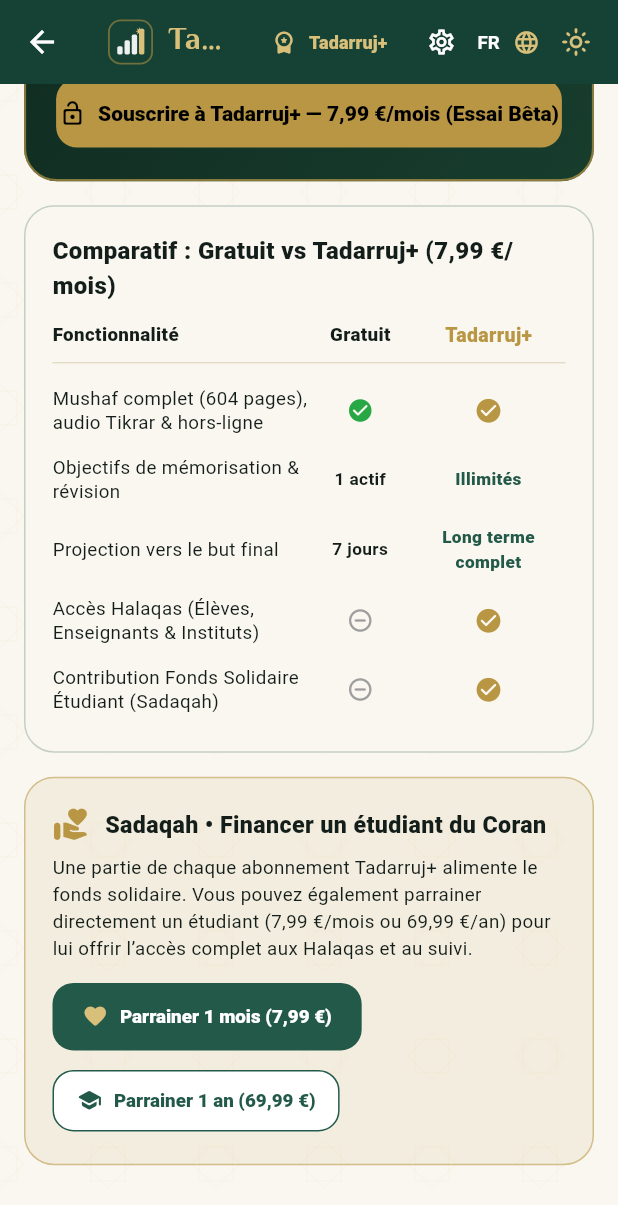
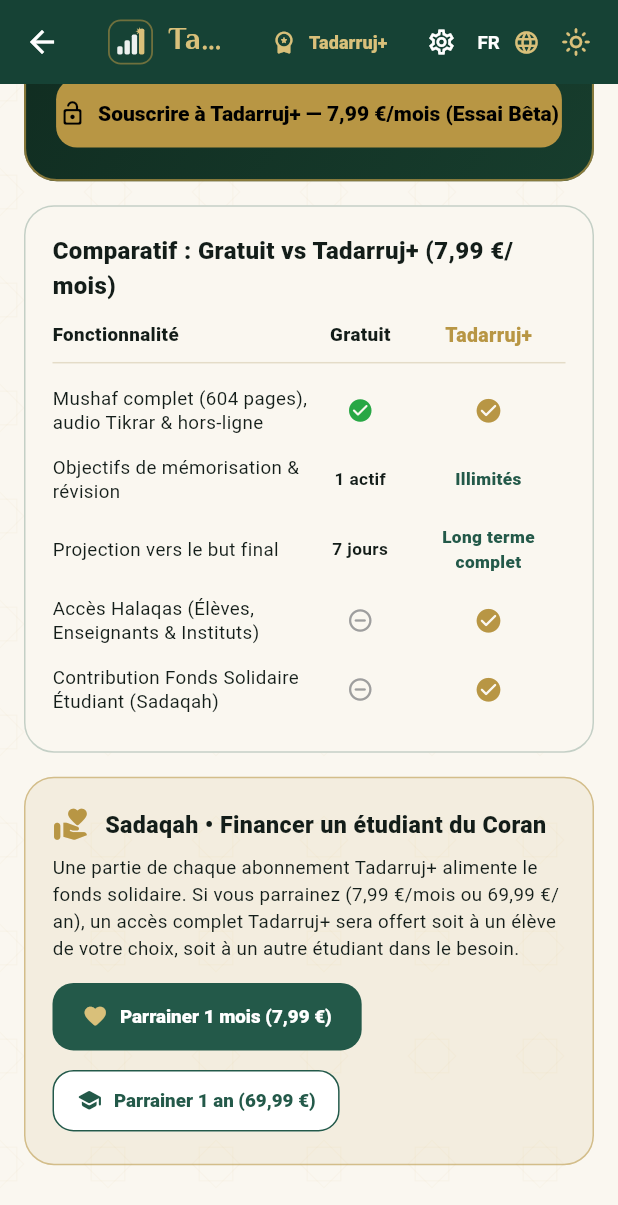
Before and after one commit to Zmoh77/tadarruj, a Flutter app: the PremiumScreen screen opened directly, scrolled down 210 dp, on a phone screen of 412 x 824 dp. Shown: the top 1205 px of the screen. Run offline on Flutter 3.47's test engine with Material 3 defaults, Android fonts, the phone set to English and light mode, and no system bars; our stand-ins replace audioplayers, flutter_riverpod, go_router, google_fonts, hijri, shared_preferences and 1 more; accounts and stored records are empty.

Commit message:
Precise attribution parrainage Sadaqah (eleve au choix ou etudiant dans le besoin)

```diff
--- a/lib/features/settings/premium_screen.dart
+++ b/lib/features/settings/premium_screen.dart
@@ -1523,8 +1523,8 @@ class _PremiumScreenState extends ConsumerState<PremiumScreen> {
               const SizedBox(height: 8),
               Text(
                 isFr
-                    ? 'Une partie de chaque abonnement Tadarruj+ alimente le fonds solidaire. Vous pouvez également parrainer directement un étudiant (7,99 €/mois ou 69,99 €/an) pour lui offrir l’accès complet aux Halaqas et au suivi.'
-                    : 'A portion of every Tadarruj+ subscription supports our solidarity fund. You can also directly sponsor a student (€7.99/mo or €69.99/yr) for full Halaqa and tracking access.',
+                    ? 'Une partie de chaque abonnement Tadarruj+ alimente le fonds solidaire. Si vous parrainez (7,99 €/mois ou 69,99 €/an), un accès complet Tadarruj+ sera offert soit à un élève de votre choix, soit à un autre étudiant dans le besoin.'
+                    : 'A portion of every Tadarruj+ subscription supports our solidarity fund. If you sponsor (€7.99/mo or €69.99/yr), full Tadarruj+ access will be gifted either to a student of your choice or to another student in need.',
                 style: const TextStyle(fontSize: 12.5, height: 1.4),
               ),
               const SizedBox(height: 12),
```
Also changed, not shown: 4 other files.
